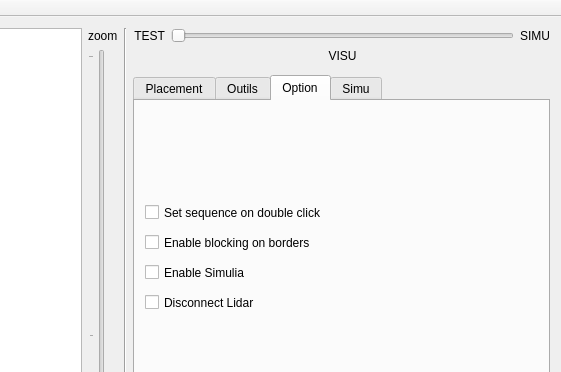
This is PluginModules/SimuBot/ihm_SimuBot.ui in CRLG/LABOTBOX as Qt 5 draws it before an edit; both pictures show x 701 to 1262 and y 0 to 372 of the 1262 by 758 pixel window. The edited form follows.
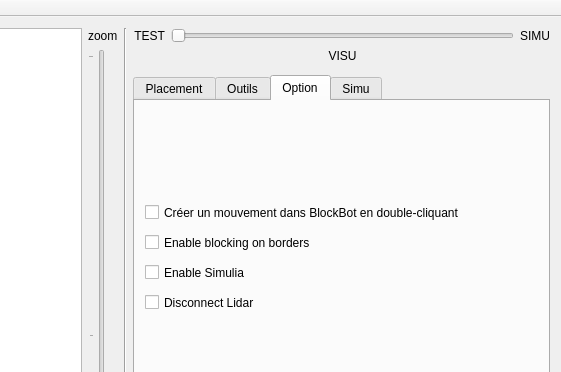
This is the edited form. The open tabs and pages were chosen to show the change. Icons and pictures are not drawn.

Commit message: [SimuBot] correction du bug #85 avec l'activation du 2ème robot (et bugs connexes)

Patch:
```diff
--- a/PluginModules/SimuBot/ihm_SimuBot.ui
+++ b/PluginModules/SimuBot/ihm_SimuBot.ui
@@ -1495,12 +1495,12 @@
          <rect>
           <x>10</x>
           <y>100</y>
-          <width>221</width>
+          <width>401</width>
           <height>23</height>
          </rect>
         </property>
         <property name="text">
-         <string>Set sequence on double click</string>
+         <string>Créer un mouvement dans BlockBot en double-cliquant</string>
         </property>
        </widget>
        <widget class="QCheckBox" name="checkBox_enableBlocking">
```
The commit also changes 1 other file.
